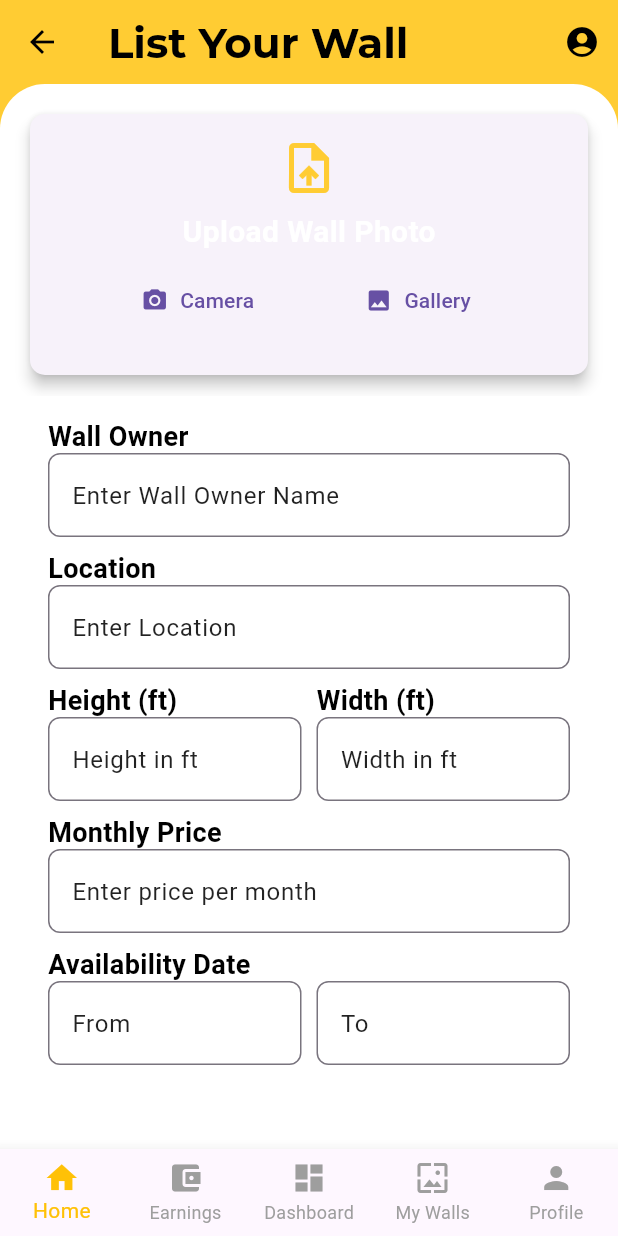
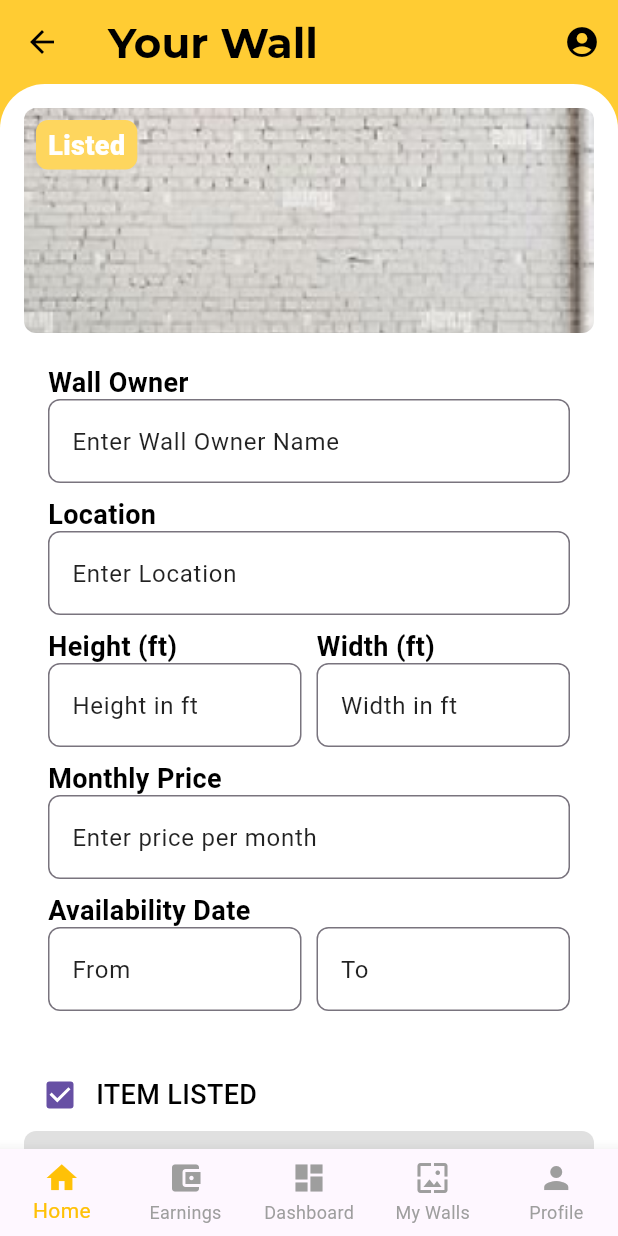
Before and after one commit to Minisock/AdRide, a Flutter app: the screen it shows after launch, on a phone screen of 412 x 824 dp. Run offline on Flutter 3.47's test engine with Material 3 defaults, Android fonts, the phone set to English and light mode, and no system bars; our stand-ins replace flutter_svg, image_picker; project files that could hold a hidden picture were left out.

Commit message:
Created new page.... Your Wall Page

```diff
--- a/lib/core/constants/colors.dart
+++ b/lib/core/constants/colors.dart
@@ -30,8 +30,14 @@ class AppColors implements Colorgraphy {
   @override
   Color get activeGreen => const Color(0xFF4CAF50);
 
+  Color get activeYellow => const Color.fromARGB(255, 254, 214, 94);
+
   @override
   Color get cancelRed => const Color(0xFFF44336);
+
+
+  @override
+  Color get blackbutton => Colors.black;
 
   // Text Colors
   @override
--- a/lib/core/constants/strings.dart
+++ b/lib/core/constants/strings.dart
@@ -39,5 +39,6 @@ abstract class AppStrings {
   static const String ListYourWall = 'List Your Wall';
   static const String CreateAd = 'Create Ad';
 
-
+  //Your Wall Page
+  static const String YourWall = 'Your Wall';
 }
--- a/lib/features/splashscreen/routes.dart
+++ b/lib/features/splashscreen/routes.dart
@@ -3,6 +3,7 @@ import 'package:app/features/authentication/presentation/screens/login_body.dart
 import 'package:app/features/authentication/presentation/screens/signup_body.dart';
 import 'package:app/features/available_walls/presentations/pages/available_walls_page.dart';
 import 'package:app/features/splashscreen/screens/splash_screen.dart';
+import 'package:app/features/your_wall/presentations/pages/your_wall.dart';
 import 'package:flutter/material.dart';
 
 class AppRoutes {
@@ -16,7 +17,7 @@ class AppRoutes {
   static Route<dynamic> generateRoute(RouteSettings settings) {
     switch (settings.name) {
       case home:
-        return MaterialPageRoute(builder: (_) => ListWallsPage());
+        return MaterialPageRoute(builder: (_) => YourWallPage());
       case login:
         return MaterialPageRoute(builder: (_) => const LoginBody());
       case signUp:
--- /dev/null
+++ b/lib/features/your_wall/presentations/pages/your_wall.dart
@@ -0,0 +1,163 @@
+import 'package:app/core/constants/colors.dart';
+import 'package:app/core/constants/strings.dart';
+import 'package:app/features/available_walls/presentations/pages/Navigation_bar.dart';
+import 'package:app/shared/styles/app_text_styles.dart';
+import 'package:flutter/material.dart';
+import '../../../../shared/widgets/wall_card.dart';
+import '../../../../shared/widgets/map_widget.dart';
+
+class YourWallPage extends StatefulWidget {
+  @override
+  _YourWallPageState createState() => _YourWallPageState();
+}
+
+class _YourWallPageState extends State<YourWallPage> {
+  int _currentIndex = 0;
+  bool isAvailable = true;
+
+  void _onNavBarTapped(int index) {
+    setState(() {
+      _currentIndex = index;
+    });
+  }
+
+  @override
+  Widget build(BuildContext context) {
+    // Create an instance of AppColors to use instance-based color access
+    final colors = AppColors();
+
+    return Scaffold(
+      backgroundColor: colors.backgroundColor,
+      appBar: AppBar(
+        leading: IconButton(
+          icon: const Icon(Icons.arrow_back),
+          onPressed: () {
+            Navigator.pop(context);
+          },
+        ),
+        title: Text(
+          AppStrings.YourWall,
+          style: AppTextStyles.h2,
+        ),
+        backgroundColor: colors.primaryLight,
+        iconTheme: const IconThemeData(color: Colors.black),
+        elevation: 0,
+        actions: [
+          IconButton(
+            icon: const Icon(Icons.account_circle),
+            onPressed: () {
+              ScaffoldMessenger.of(context).showSnackBar(
+                const SnackBar(content: Text('Admin Profile clicked!')),
+              );
+            },
+          ),
+        ],
+      ),
+      body: Container(
+        color: colors.primaryLight,
+        child: ClipRRect(
+          borderRadius: const BorderRadius.only(
+            topLeft: Radius.circular(30),
+            topRight: Radius.circular(30),
+          ),
+          child: Container(
+            color: colors.backgroundColor,
+            child: SingleChildScrollView(
+              child: Padding(
+                padding: const EdgeInsets.all(16.0),
+                child: Column(
+                  crossAxisAlignment: CrossAxisAlignment.start,
+                  children: [
+                    Stack(
+                      children: [
+                        Container(
+                          height: 150,
+                          width: double.infinity,
+                          decoration: BoxDecoration(
+                            borderRadius: BorderRadius.circular(8),
+                            image: const DecorationImage(
+                              image: AssetImage('assets/images/wall_image.png'),
+                              fit: BoxFit.cover,
+                            ),
+                          ),
+                        ),
+                        Positioned(
+                          top: 8,
+                          left: 8,
+                          child: Container(
+                            padding: const EdgeInsets.symmetric(horizontal: 8, vertical: 4),
+                            decoration: BoxDecoration(
+                              color: colors.activeYellow,
+                              borderRadius: BorderRadius.circular(8),
+                            ),
+                            child: Text(
+                              'Listed',
+                              style: AppTextStyles.subtitle1.copyWith(
+                                color: Colors.white,
+                                fontSize: 18,
+                                fontWeight: FontWeight.w900,
+                              ),
+                            ),
+                          ),
+                        ),
+                      ],
+                    ),
+                    const SizedBox(height: 6),
+                    WallCard(),
+                    Row(
+                      children: [
+                        Checkbox(
+                          value: isAvailable,
+                          onChanged: (value) {
+                            setState(() {
+                              isAvailable = value ?? false;
+                            });
+                          },
+                        ),
+                        Text(
+                          'ITEM LISTED',
+                          style: AppTextStyles.h4.copyWith(fontSize: 18),
+                        ),
+                      ],
+                    ),
+                    const MapWidget(),
+                    const SizedBox(height: 10),
+                    // Button added here
+                    Center(
+                      child: ElevatedButton(
+                        onPressed: () {
+                          // Show success message as a Snackbar
+                          ScaffoldMessenger.of(context).showSnackBar(
+                            const SnackBar(
+                              content: Text('Success! Redirected to dashboard.'),
+                            ),
+                          );
+                        },
+                        style: ElevatedButton.styleFrom(
+                          backgroundColor: colors.blackbutton,
+                          padding: const EdgeInsets.symmetric(horizontal: 24, vertical: 18),
+                          shape: RoundedRectangleBorder(
+                            borderRadius: BorderRadius.circular(10),
+                          ),
+                        ),
+                        child: Text(
+                          'View at my Dashboard',
+                          style: AppTextStyles.h4.copyWith(color: Colors.white),
+                        ),
+                      ),
+                    ),
+                    const SizedBox(height: 10),
+                  ],
+                ),
+              ),
+            ),
+          ),
+        ),
+      ),
+      bottomNavigationBar: BottomNavBar(
+        currentIndex: _currentIndex,
+        onTap: _onNavBarTapped,
+      ),
+    );
+  }
+}
```
